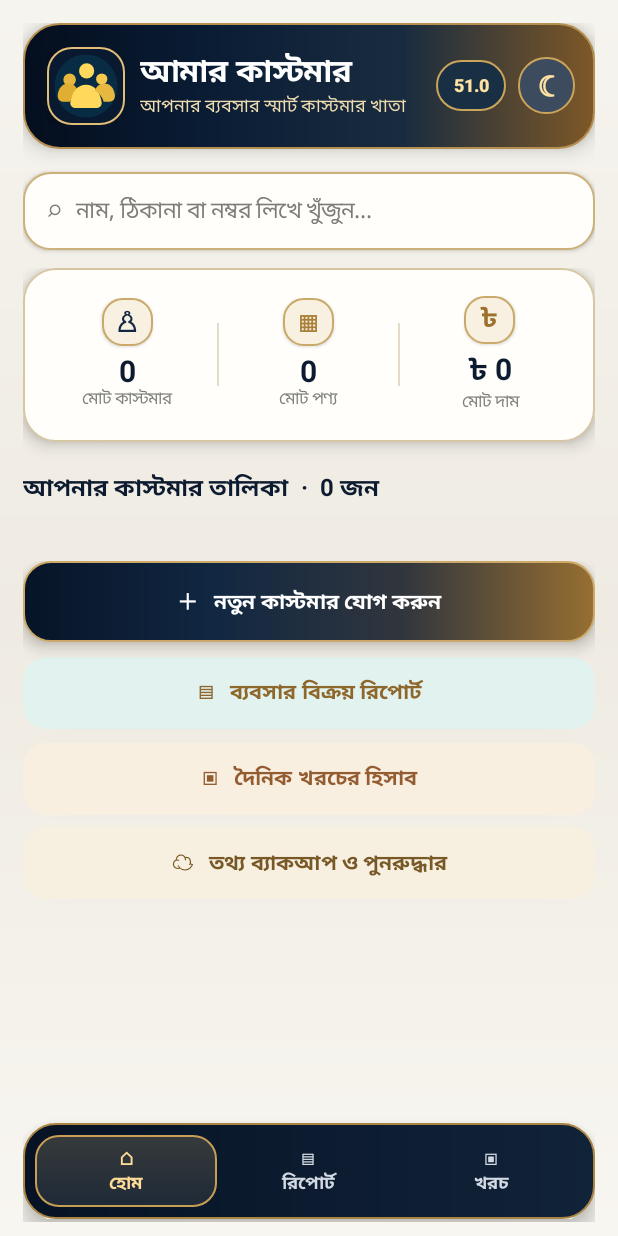
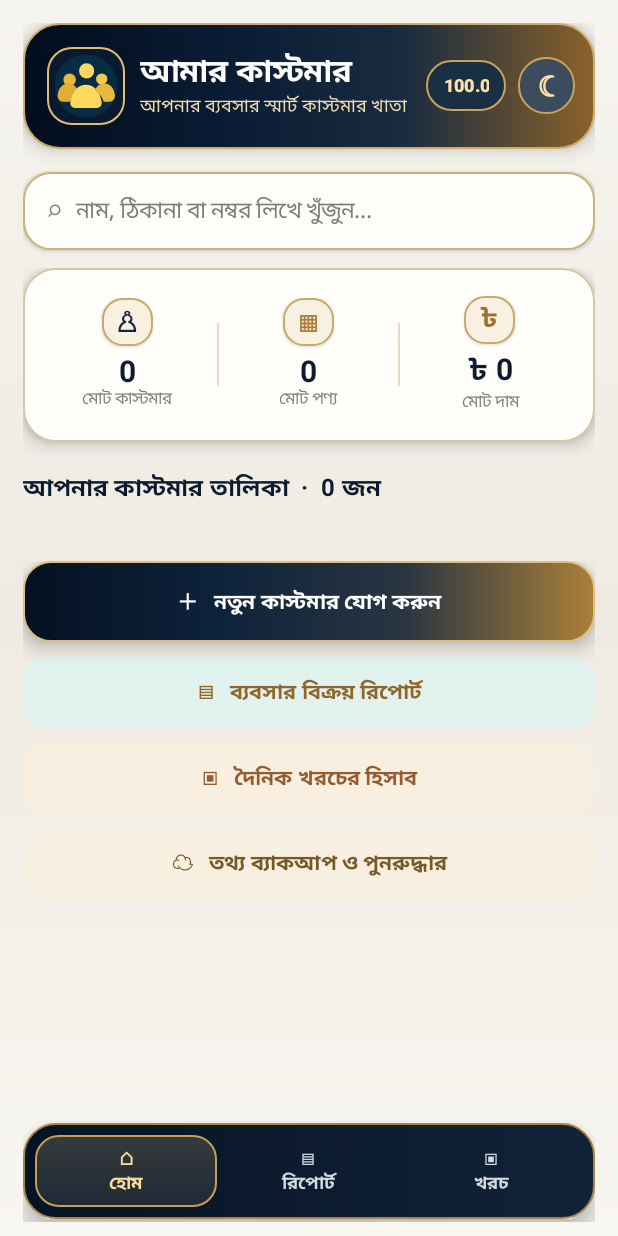
Before and after one commit to omarfaruk1997/amar-table-android, an Android app: the screen it shows after launch (MainActivity), on a phone screen of 412 x 824 dp. Run offline under Robolectric (Android 15) with nearby library versions, the phone set to English and light mode, and no system bars.

Commit message:
Complete V100.0 Luxury Navy & Gold design polish

```diff
--- a/app/build.gradle
+++ b/app/build.gradle
@@ -8,9 +8,9 @@ android {
         applicationId 'com.amarcustomer100.app'
         minSdk 23
         targetSdk 28
-        versionCode 96
-        versionName '51.0'
+        versionCode 145
+        versionName '100.0'
     }
 }
 
-// V51.0: premium visual refinement only; existing features and data schema retained.
+// V100.0: Luxury Navy & Gold premium visual polish; existing features and data schema retained.
--- a/app/src/main/java/com/amarcustomer100/app/MainActivity.java
+++ b/app/src/main/java/com/amarcustomer100/app/MainActivity.java
@@ -89,7 +89,7 @@ public class MainActivity extends Activity {
         t.setTypeface(Typeface.create("sans-serif", bold ? Typeface.BOLD : Typeface.NORMAL));
         t.setGravity(Gravity.CENTER_VERTICAL);
         t.setIncludeFontPadding(false);
-        t.setLetterSpacing(0.005f);
+        t.setLetterSpacing(0.012f);
         return t;
     }
 
@@ -123,11 +123,11 @@ public class MainActivity extends Activity {
         TextView button = action(caption, Color.rgb(18, 70, 91), Color.WHITE, 16);
         GradientDrawable premium = new GradientDrawable(
                 GradientDrawable.Orientation.LEFT_RIGHT,
-                new int[]{Color.rgb(7, 20, 39), Color.rgb(17, 39, 66), Color.rgb(49, 54, 61), Color.rgb(151, 111, 49)});
+                new int[]{Color.rgb(5, 17, 34), Color.rgb(13, 34, 59), Color.rgb(42, 53, 66), Color.rgb(171, 128, 57)});
         premium.setCornerRadius(dp(18));
-        premium.setStroke(dp(1), Color.rgb(204, 169, 105));
+        premium.setStroke(dp(1), Color.rgb(224, 190, 126));
         button.setBackground(premium);
-        button.setElevation(dp(6));
+        button.setElevation(dp(7));
         button.setForeground(new RippleDrawable(ColorStateList.valueOf(Color.argb(75, 255, 255, 255)), null, shape(Color.WHITE, 0, 16)));
         return button;
     }
@@ -166,9 +166,9 @@ public class MainActivity extends Activity {
         brand.setPadding(dp(16), dp(16), dp(13), dp(16));
         GradientDrawable banner = new GradientDrawable(
                 GradientDrawable.Orientation.LEFT_RIGHT,
-                new int[]{Color.rgb(4, 14, 30), Color.rgb(10, 29, 53), Color.rgb(25, 44, 63), Color.rgb(126, 88, 39)});
+                new int[]{Color.rgb(3, 13, 29), Color.rgb(9, 27, 51), Color.rgb(24, 43, 63), Color.rgb(139, 98, 43)});
         banner.setCornerRadius(dp(24));
-        banner.setStroke(dp(1), Color.rgb(180, 143, 79));
+        banner.setStroke(dp(1), Color.rgb(207, 170, 105));
         brand.setBackground(banner);
         brand.setElevation(dp(8));
         ImageView mark = new ImageView(this);
@@ -192,9 +192,9 @@ public class MainActivity extends Activity {
         sub.setEllipsize(android.text.TextUtils.TruncateAt.END);
         titles.addView(sub);
         brand.addView(titles, new LinearLayout.LayoutParams(0, -2, 1));
-        TextView version = label("51.0", 12, true, Color.rgb(255, 226, 163));
+        TextView version = label("100.0", 12, true, Color.rgb(255, 226, 163));
         version.setGravity(Gravity.CENTER);
-        version.setContentDescription("অ্যাপ সংস্করণ ৫১.০");
+        version.setContentDescription("অ্যাপ সংস্করণ ১০০.০");
         version.setPadding(dp(11), dp(7), dp(11), dp(7));
         version.setTypeface(Typeface.create("sans-serif-medium", Typeface.BOLD));
         version.setBackground(shape(Color.rgb(25, 48, 68), Color.rgb(202, 164, 91), 20));
@@ -245,7 +245,7 @@ public class MainActivity extends Activity {
         navBg.setCornerRadius(dp(21));
         navBg.setStroke(dp(1), Color.rgb(170, 132, 67));
         nav.setBackground(navBg);
-        nav.setElevation(dp(8));
+        nav.setElevation(dp(9));
         TextView home = navItem("⌂", "হোম", screenTitle.equals("আমার কাস্টমার"));
         TextView reports = navItem("▤", "রিপোর্ট", screenTitle.contains("রিপোর্ট"));
         TextView expensesNav = navItem("▣", "খরচ", screenTitle.contains("খরচ"));
```
